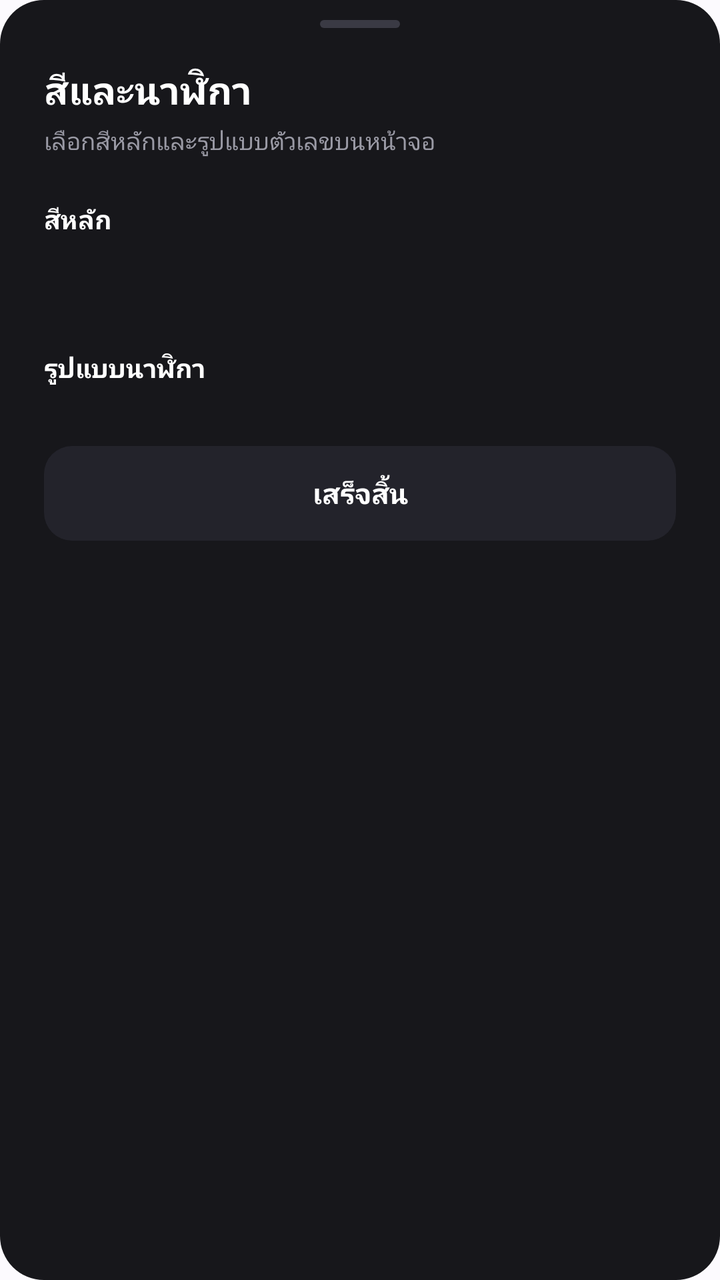
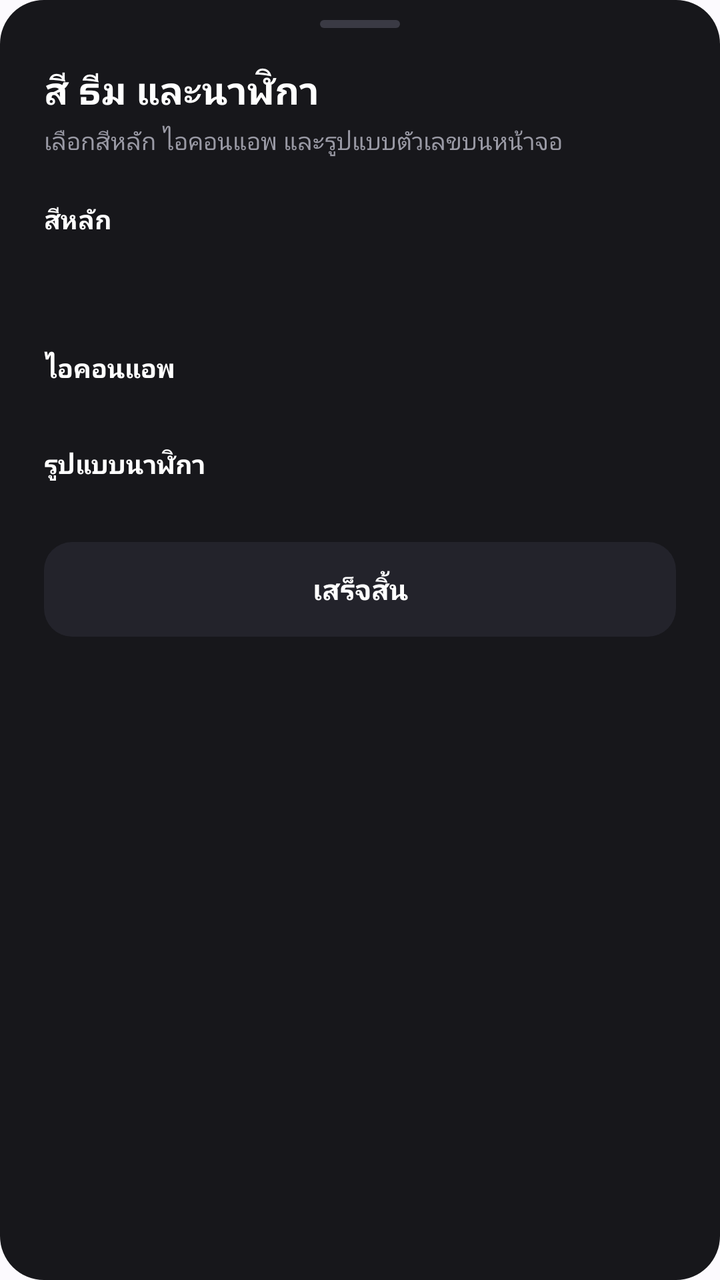

Compare the two renders of this Android layout. The source of the first and the diff that turns it into the second are given below.
<!-- AndroidManifest.xml: application theme Theme.Any -->
<!-- res/layout/home_appearance_sheet.xml -->
<?xml version="1.0" encoding="utf-8"?>
<ScrollView xmlns:android="http://schemas.android.com/apk/res/android"
    android:layout_width="match_parent"
    android:layout_height="wrap_content"
    android:background="@drawable/home_sheet_bg"
    android:clipToPadding="false"
    android:fillViewport="true"
    android:scrollbars="none">

    <LinearLayout
        android:layout_width="match_parent"
        android:layout_height="wrap_content"
        android:orientation="vertical"
        android:paddingLeft="22dp"
        android:paddingTop="10dp"
        android:paddingRight="22dp"
        android:paddingBottom="26dp">

        <View
            android:layout_width="40dp"
            android:layout_height="4dp"
            android:layout_gravity="center_horizontal"
            android:background="@drawable/home_handle" />

        <TextView
            android:layout_width="wrap_content"
            android:layout_height="wrap_content"
            android:layout_marginTop="18dp"
            android:text="@string/home_appearance_title"
            android:textColor="#FFFFFF"
            android:textSize="19sp"
            android:textStyle="bold" />

        <TextView
            android:layout_width="wrap_content"
            android:layout_height="wrap_content"
            android:layout_marginTop="4dp"
            android:text="@string/home_appearance_subtitle"
            android:textColor="#9A9AA5"
            android:textSize="12sp" />

        <TextView
            android:layout_width="wrap_content"
            android:layout_height="wrap_content"
            android:layout_marginTop="22dp"
            android:text="@string/home_appearance_accent"
            android:textColor="#FFFFFF"
            android:textSize="13sp"
            android:textStyle="bold" />

        <HorizontalScrollView
            android:layout_width="match_parent"
            android:layout_height="wrap_content"
            android:layout_marginTop="12dp"
            android:clipToPadding="false"
            android:scrollbars="none">

            <LinearLayout
                android:id="@+id/home_swatch_row"
                android:layout_width="wrap_content"
                android:layout_height="wrap_content"
                android:gravity="center_vertical"
                android:orientation="horizontal" />
        </HorizontalScrollView>

        <TextView
            android:id="@+id/home_swatch_label"
            android:layout_width="wrap_content"
            android:layout_height="wrap_content"
            android:layout_marginTop="6dp"
            android:textColor="#9A9AA5"
            android:textSize="12sp" />

        <TextView
            android:layout_width="wrap_content"
            android:layout_height="wrap_content"
            android:layout_marginTop="22dp"
            android:text="@string/home_appearance_clock"
            android:textColor="#FFFFFF"
            android:textSize="13sp"
            android:textStyle="bold" />

        <LinearLayout
            android:id="@+id/home_style_container"
            android:layout_width="match_parent"
            android:layout_height="wrap_content"
            android:layout_marginTop="10dp"
            android:orientation="vertical" />

        <TextView
            android:id="@+id/home_appearance_done"
            android:layout_width="match_parent"
            android:layout_height="wrap_content"
            android:layout_marginTop="20dp"
            android:background="@drawable/home_done_bg"
            android:gravity="center"
            android:paddingTop="14dp"
            android:paddingBottom="14dp"
            android:text="@string/home_appearance_done"
            android:textColor="#FFFFFF"
            android:textSize="14sp"
            android:textStyle="bold" />
    </LinearLayout>
</ScrollView>
<!-- resources referenced by this layout -->
<resources>
  <string name="home_appearance_subtitle">เลือกสีหลักและรูปแบบตัวเลขบนหน้าจอ</string>
  <string name="home_appearance_title">สีและนาฬิกา</string>
  <style name="Theme.Any" parent="Theme.MaterialComponents.DayNight.NoActionBar">
          <item name="colorPrimary">@color/brand</item>
          <item name="colorPrimaryVariant">@color/brand</item>
          <item name="colorOnPrimary">@color/white</item>
          <item name="colorSecondary">@color/brand</item>
          <item name="colorSecondaryVariant">@color/brand</item>
          <item name="colorOnSecondary">@color/white</item>
          
          <item name="android:statusBarColor">@android:color/transparent</item>
          <item name="android:navigationBarColor">@android:color/transparent</item>
          <item name="android:windowLightStatusBar">true</item>
          <item name="android:windowLightNavigationBar">true</item>
          <item name="android:enforceStatusBarContrast">false</item>
          <item name="android:enforceNavigationBarContrast">false</item>
          <item name="android:windowBackground">@color/home_bg</item>
      </style>
  <!-- unchanged entries left out for length: 9 -->
</resources>

<!-- the commit's change to res/layout/home_appearance_sheet.xml (unified diff, before → after) -->
@@ -75,6 +75,22 @@
             android:layout_width="wrap_content"
             android:layout_height="wrap_content"
             android:layout_marginTop="22dp"
+            android:text="@string/home_appearance_tone"
+            android:textColor="#FFFFFF"
+            android:textSize="13sp"
+            android:textStyle="bold" />
+
+        <LinearLayout
+            android:id="@+id/home_tone_container"
+            android:layout_width="match_parent"
+            android:layout_height="wrap_content"
+            android:layout_marginTop="8dp"
+            android:orientation="vertical" />
+
+        <TextView
+            android:layout_width="wrap_content"
+            android:layout_height="wrap_content"
+            android:layout_marginTop="22dp"
             android:text="@string/home_appearance_clock"
             android:textColor="#FFFFFF"
             android:textSize="13sp"
<!-- resource entries referenced after the edit -->
@@ -1,7 +1,8 @@
 <!-- resources referenced by this layout -->
 <resources>
-  <string name="home_appearance_subtitle">เลือกสีหลักและรูปแบบตัวเลขบนหน้าจอ</string>
-  <string name="home_appearance_title">สีและนาฬิกา</string>
+  <string name="home_appearance_subtitle">เลือกสีหลัก ไอคอนแอพ และรูปแบบตัวเลขบนหน้าจอ</string>
+  <string name="home_appearance_title">สี ธีม และนาฬิกา</string>
+  <string name="home_appearance_tone">ไอคอนแอพ</string>
   <style name="Theme.Any" parent="Theme.MaterialComponents.DayNight.NoActionBar">
           <item name="colorPrimary">@color/brand</item>
           <item name="colorPrimaryVariant">@color/brand</item>
@@ -12,11 +13,64 @@
           
           <item name="android:statusBarColor">@android:color/transparent</item>
           <item name="android:navigationBarColor">@android:color/transparent</item>
-          <item name="android:windowLightStatusBar">true</item>
-          <item name="android:windowLightNavigationBar">true</item>
+          <item name="android:windowLightStatusBar">false</item>
+          <item name="android:windowLightNavigationBar">false</item>
           <item name="android:enforceStatusBarContrast">false</item>
           <item name="android:enforceNavigationBarContrast">false</item>
           <item name="android:windowBackground">@color/home_bg</item>
+          <item name="alertDialogTheme">@style/AnyDialogTheme</item>
+          <item name="materialAlertDialogTheme">@style/AnyDialogTheme</item>
+          <item name="bottomSheetDialogTheme">@style/AnySheetTheme</item>
+      </style>
+  <style name="AnyDialogTheme" parent="Theme.MaterialComponents.Dialog.Alert">
+          <item name="colorPrimary">@color/brand</item>
+          <item name="colorPrimaryVariant">@color/brand</item>
+          <item name="colorOnPrimary">@color/white</item>
+          <item name="colorSecondary">@color/brand</item>
+          <item name="colorSecondaryVariant">@color/brand</item>
+          <item name="colorOnSecondary">@color/white</item>
+          <item name="colorSurface">#1B1B21</item>
+          <item name="colorOnSurface">@color/white</item>
+          <item name="colorOnSurfaceVariant">@color/icon_muted</item>
+          <item name="android:colorBackground">#17171B</item>
+          <item name="android:colorBackgroundFloating">#1B1B21</item>
+          <item name="colorControlActivated">@color/brand</item>
+          <item name="colorAccent">@color/brand</item>
+          <item name="android:textColorPrimary">@color/white</item>
+          <item name="android:textColorSecondary">@color/icon_muted</item>
+          <item name="android:textColorHint">@color/input_hint</item>
+          <item name="android:windowBackground">@drawable/any_dialog_bg</item>
+          <item name="android:backgroundDimAmount">0.55</item>
+          <item name="android:navigationBarColor">@android:color/transparent</item>
+          <item name="android:statusBarColor">@android:color/transparent</item>
+          <item name="android:windowLightNavigationBar">false</item>
+          <item name="android:windowLightStatusBar">false</item>
+          <item name="android:enforceNavigationBarContrast">false</item>
+          <item name="android:enforceStatusBarContrast">false</item>
+      </style>
+  <style name="AnySheetTheme" parent="Theme.MaterialComponents.DayNight.BottomSheetDialog">
+          <item name="bottomSheetStyle">@style/AnySheetStyle</item>
+          <item name="android:windowBackground">@android:color/transparent</item>
+          <item name="android:windowIsFloating">false</item>
+          <item name="android:navigationBarColor">@android:color/transparent</item>
+          <item name="android:statusBarColor">@android:color/transparent</item>
+          <item name="android:windowLightNavigationBar">false</item>
+          <item name="android:windowLightStatusBar">false</item>
+          <item name="android:enforceNavigationBarContrast">false</item>
+          <item name="android:enforceStatusBarContrast">false</item>
+      </style>
+  <color name="icon_muted">#9C9CA8</color>
+  <color name="input_hint">#9A9AA5</color>
+  <!-- drawable any_dialog_bg (drawable) -->
+  <?xml version="1.0" encoding="utf-8"?>
+  <shape xmlns:android="http://schemas.android.com/apk/res/android"
+      android:shape="rectangle">
+      <solid android:color="#1B1B21" />
+      <corners android:radius="22dp" />
+  </shape>
+  <style name="AnySheetStyle" parent="Widget.MaterialComponents.BottomSheet.Modal">
+          <item name="android:background">@android:color/transparent</item>
+          <item name="backgroundTint">@android:color/transparent</item>
       </style>
   <!-- unchanged entries left out for length: 9 -->
 </resources>
